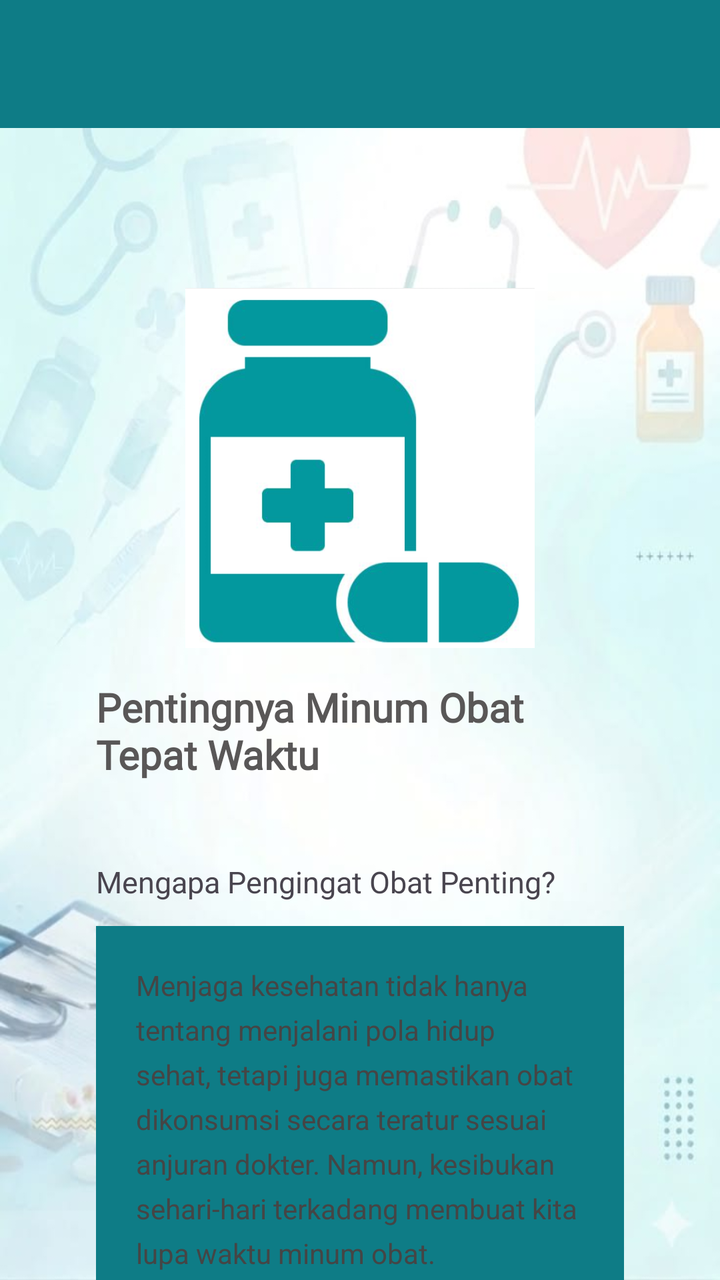
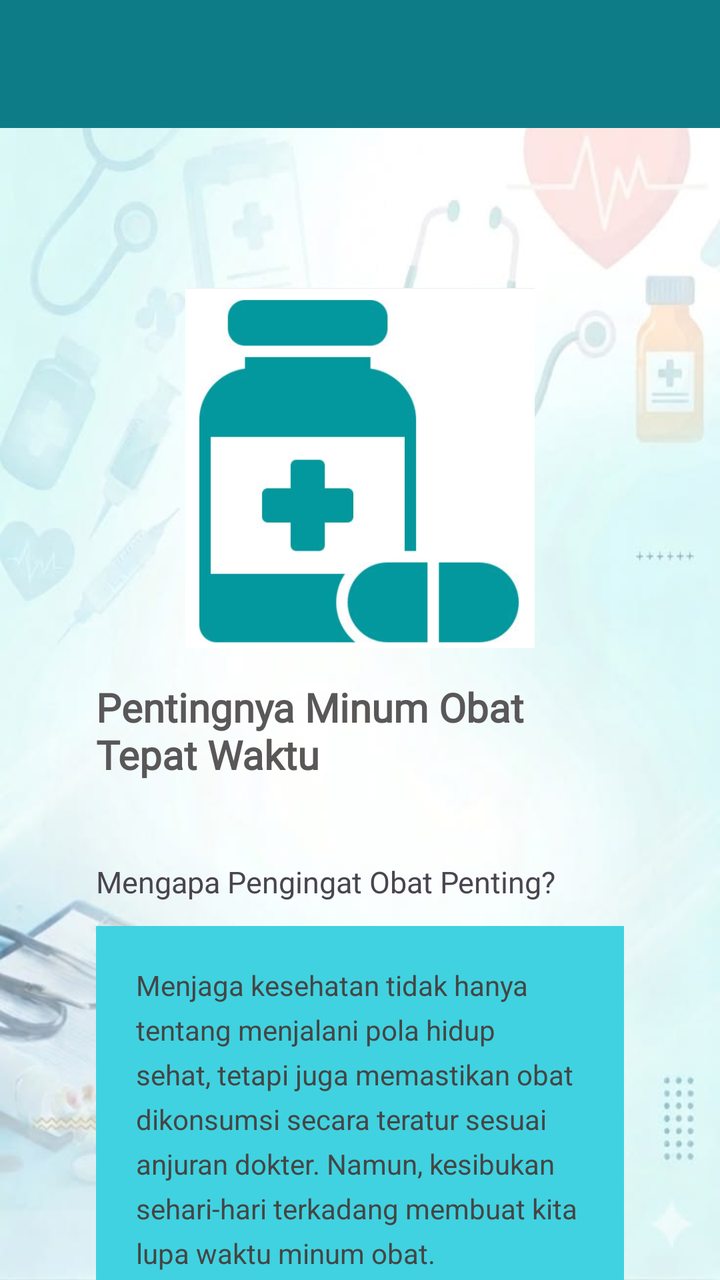

Screens rendered from an Android XML layout before and after an edit, with the pre-edit source and the edit as a unified diff.
<!-- AndroidManifest.xml: application theme Theme.Projek_Aisyah -->
<!-- res/layout/activity_detail.xml -->
<?xml version="1.0" encoding="utf-8"?>
<androidx.coordinatorlayout.widget.CoordinatorLayout xmlns:android="http://schemas.android.com/apk/res/android"
    xmlns:app="http://schemas.android.com/apk/res-auto"
    xmlns:tools="http://schemas.android.com/tools"
    android:id="@+id/main"
    android:layout_width="match_parent"
    android:layout_height="match_parent"
    android:background="@drawable/background3"
    tools:context=".DetailActivity">

    <com.google.android.material.appbar.AppBarLayout
        android:id="@+id/appBar"
        android:layout_width="match_parent"
        android:layout_height="wrap_content">

    <androidx.appcompat.widget.Toolbar
        android:id="@+id/toolbar"
        android:layout_width="match_parent"
        android:layout_height="?attr/actionBarSize"
        android:background="#0E7C86"
        app:layout_constraintEnd_toEndOf="parent"
        app:layout_constraintStart_toStartOf="parent"
        app:layout_constraintTop_toTopOf="parent"
        app:layout_scrollFlags="scroll|enterAlways"
        app:subtitleTextColor="@android:color/white"
        app:titleTextColor="@android:color/white" />

    </com.google.android.material.appbar.AppBarLayout>

    
    <androidx.core.widget.NestedScrollView
        android:id="@+id/nestedScrollView"
        android:layout_width="match_parent"
        android:layout_height="match_parent"
        android:clipToPadding="false"
        android:padding="24dp"
        app:layout_behavior="@string/appbar_scrolling_view_behavior">

        <LinearLayout
            android:layout_width="match_parent"
            android:layout_height="wrap_content"
            android:gravity="center_horizontal"
            android:orientation="vertical"
            android:padding="24dp">

            <ImageView
                android:id="@+id/imageView4"
                android:layout_width="180dp"
                android:layout_height="180dp"
                android:layout_marginTop="32dp"
                android:scaleType="fitCenter"
                app:layout_constraintEnd_toEndOf="parent"
                app:layout_constraintHorizontal_bias="0.496"
                app:layout_constraintStart_toStartOf="parent"
                app:layout_constraintTop_toBottomOf="@+id/textJudul"
                app:srcCompat="@drawable/botol_obat" />

            <TextView
                android:id="@+id/textJudul"
                android:layout_width="wrap_content"
                android:layout_height="wrap_content"
                android:layout_marginTop="16dp"
                android:fontFamily="@font/prata_regular"
                android:text="Pentingnya Minum Obat Tepat Waktu"
                android:textColor="#595757"
                android:textSize="20dp"
                android:textStyle="bold"
                app:layout_constraintEnd_toEndOf="parent"
                app:layout_constraintHorizontal_bias="0.486"
                app:layout_constraintStart_toStartOf="parent"
                app:layout_constraintTop_toBottomOf="@+id/toolbar" />

            <TextView
                android:id="@+id/textDeskripsi"
                android:layout_width="match_parent"
                android:layout_height="wrap_content"
                android:layout_marginTop="40dp"
                android:lineSpacingExtra="5dp"
                android:text="Mengapa Pengingat Obat Penting?"
                android:textSize="15dp"
                app:layout_constraintEnd_toEndOf="parent"
                app:layout_constraintHorizontal_bias="0.495"
                app:layout_constraintStart_toStartOf="parent"
                app:layout_constraintTop_toBottomOf="@+id/textJudul" />

            <LinearLayout
                android:layout_width="match_parent"
                android:layout_height="wrap_content"
                android:layout_marginTop="12dp"
                android:orientation="vertical"
                android:padding="20dp"
                android:background="#0E7C86">

                <TextView
                    android:id="@+id/textKeterangan"
                    android:layout_width="match_parent"
                    android:layout_height="wrap_content"
                    android:text="Menjaga kesehatan tidak hanya tentang menjalani pola hidup sehat, tetapi juga memastikan obat dikonsumsi secara teratur sesuai anjuran dokter. Namun, kesibukan sehari-hari terkadang membuat kita lupa waktu minum obat.\n\nMediRemind hadir sebagai solusi untuk membantu kamu mengatur jadwal minum obat dan memberikan pengingat agar tidak mudah terlewat. Dengan jadwal yang lebih teratur, kamu dapat menjalani pengobatan dengan lebih disiplin dan terorganisir.\n\nCatat jadwal obatmu, atur waktu pengingat, dan jadikan MediRemind sebagai teman dalam menjaga kesehatan setiap hari.\n\nIngat, minum obat sesuai petunjuk tenaga kesehatan merupakan salah satu langkah penting dalam menjaga kesehatan tubuh."
                    android:textColor="#454545"
                    android:textSize="14sp"
                    android:lineSpacingExtra="6dp"
                    app:layout_constraintEnd_toEndOf="parent"
                    app:layout_constraintHorizontal_bias="0.495"
                    app:layout_constraintStart_toStartOf="parent"
                    app:layout_constraintTop_toBottomOf="@+id/textDeskripsi"/>

            </LinearLayout>


            
            
            
            
            
            
            
            
            
            
            
            
            
            
            
            
            
            
            
            
            
            
            
            
            
            
            
            
            
            
            
            
            
            
            
            
            
            
            
            
            
            
            
            
            
            
            
            
            
            
            
            
            
            
            
            
            
            
            
            
            

            <Button
                android:id="@+id/btnKembaliDetail"
                android:layout_width="wrap_content"
                android:layout_height="wrap_content"
                android:layout_marginHorizontal="30dp"
                android:layout_marginTop="25dp"
                android:backgroundTint="#4795CA"
                android:text="Kembali"
                app:layout_constraintEnd_toEndOf="parent"
                app:layout_constraintHorizontal_bias="0.875"
                app:layout_constraintStart_toStartOf="parent"
                app:layout_constraintTop_toBottomOf="@+id/textDeskripsi" />

            <Button
                android:id="@+id/btnWebView"
                android:layout_width="wrap_content"
                android:layout_height="wrap_content"
                android:layout_marginHorizontal="30dp"
                android:backgroundTint="#00BCD4"
                android:text="Web View"
                app:layout_constraintEnd_toEndOf="parent"
                app:layout_constraintHorizontal_bias="0.875"
                app:layout_constraintStart_toStartOf="parent"
                app:layout_constraintTop_toBottomOf="@+id/btnKembali" />

        </LinearLayout>
    </androidx.core.widget.NestedScrollView>
</androidx.coordinatorlayout.widget.CoordinatorLayout>
<!-- resources referenced by this layout -->
<resources>
  <!-- drawable background3: jpg bitmap (drawable, 26201 bytes) -->
  <!-- drawable botol_obat: png bitmap (drawable, 53397 bytes) -->
  <style name="Theme.Projek_Aisyah" parent="Base.Theme.Projek_Aisyah" />
  <style name="Base.Theme.Projek_Aisyah" parent="Theme.Material3.DayNight.NoActionBar">
          
          
      </style>
</resources>

<!-- the commit's change to res/layout/activity_detail.xml (unified diff, before → after) -->
@@ -89,7 +89,7 @@
                 android:layout_marginTop="12dp"
                 android:orientation="vertical"
                 android:padding="20dp"
-                android:background="#0E7C86">
+                android:background="#40D2E0">
 
                 <TextView
                     android:id="@+id/textKeterangan"
